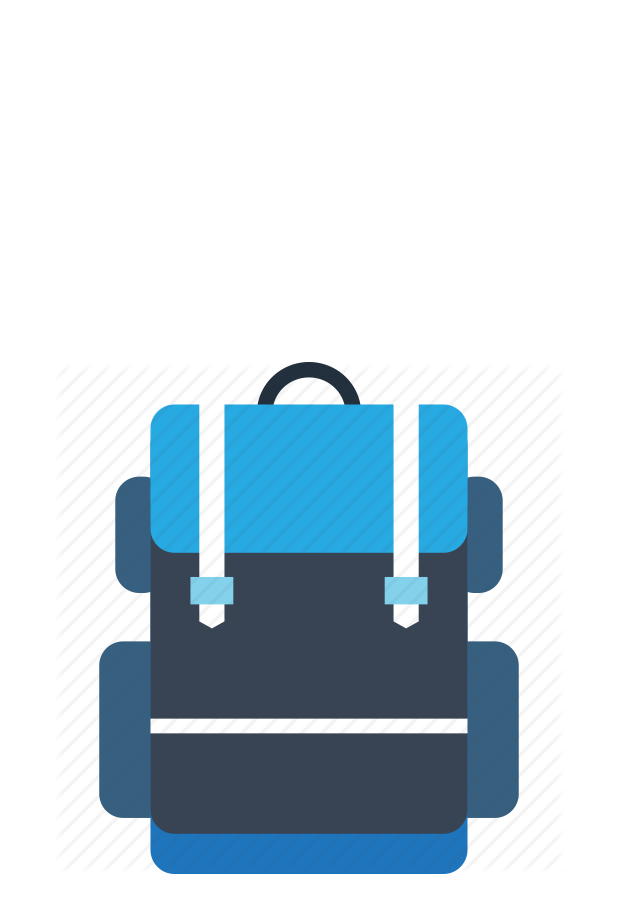
After one commit to b1rd/TravelDeal-mobile, an Android app: the SplashActivity screen opened directly, with no data from a screen before it, on a phone screen of 412 x 824 dp. The commit adds this screen. Shown: the top 913 px of the screen. Run offline under Robolectric (Android 15) with nearby library versions, the phone set to English and light mode, and no system bars; 1 statement that could not run was skipped.

Commit message:
Added splash screen

```diff
--- a/app/src/main/AndroidManifest.xml
+++ b/app/src/main/AndroidManifest.xml
@@ -8,14 +8,16 @@
         android:label="@string/app_name"
         android:theme="@style/AppTheme" >
         <activity
-            android:name=".MainActivity"
-            android:label="@string/app_name" >
+            android:name=".SplashActivity"
+            android:label="@string/app_name"
+            android:theme="@style/SplashTheme">
             <intent-filter>
                 <action android:name="android.intent.action.MAIN" />
 
                 <category android:name="android.intent.category.LAUNCHER" />
             </intent-filter>
         </activity>
+        <activity android:name=".MainActivity" />
     </application>
 
 </manifest>
--- /dev/null
+++ b/app/src/main/java/com/example/android/traveldeal/SplashActivity.java
@@ -0,0 +1,21 @@
+package com.example.android.traveldeal;
+
+import android.content.Intent;
+import android.os.Bundle;
+import android.support.v7.app.AppCompatActivity;
+
+
+/**
+ * Created by b1rd on 08.04.16.
+ */
+public class SplashActivity extends AppCompatActivity {
+
+    @Override
+    protected void onCreate(Bundle savedInstanceState) {
+        super.onCreate(savedInstanceState);
+
+        Intent intent = new Intent(this, MainActivity.class);
+        startActivity(intent);
+        finish();
+    }
+}
--- /dev/null
+++ b/app/src/main/res/drawable/background_splash.xml
@@ -0,0 +1,15 @@
+<?xml version="1.0" encoding="utf-8"?>
+<layer-list xmlns:android="http://schemas.android.com/apk/res/android">
+
+    <item
+        android:drawable="@color/white"/>
+    <!--<item-->
+        <!--android:drawable="#ffffff"/>-->
+
+    <item>
+        <bitmap
+            android:gravity="center"
+            android:src="@mipmap/backpack"/>
+    </item>
+
+</layer-list>
--- /dev/null
+++ b/app/src/main/res/values/colors.xml
@@ -0,0 +1,4 @@
+<?xml version="1.0" encoding="utf-8"?>
+<resources>
+    <color name="white">#ffffff</color>
+</resources>
--- a/app/src/main/res/values/styles.xml
+++ b/app/src/main/res/values/styles.xml
@@ -4,5 +4,8 @@
     <style name="AppTheme" parent="Theme.AppCompat.Light.DarkActionBar">
         <!-- Customize your theme here. -->
     </style>
+    <style name="SplashTheme" parent="Theme.AppCompat.NoActionBar">
+        <item name="android:windowBackground">@drawable/background_splash</item>
+    </style>
 
 </resources>
```
Also changed, not shown: app/src/main/res/mipmap-hdpi/backpack.png (added), app/src/main/res/mipmap-hdpi/ic_launcher.png, app/src/main/res/mipmap-mdpi/ic_launcher.png, app/src/main/res/mipmap-xhdpi/ic_launcher.png, app/src/main/res/mipmap-xxhdpi/ic_launcher.png, 1 other file.
